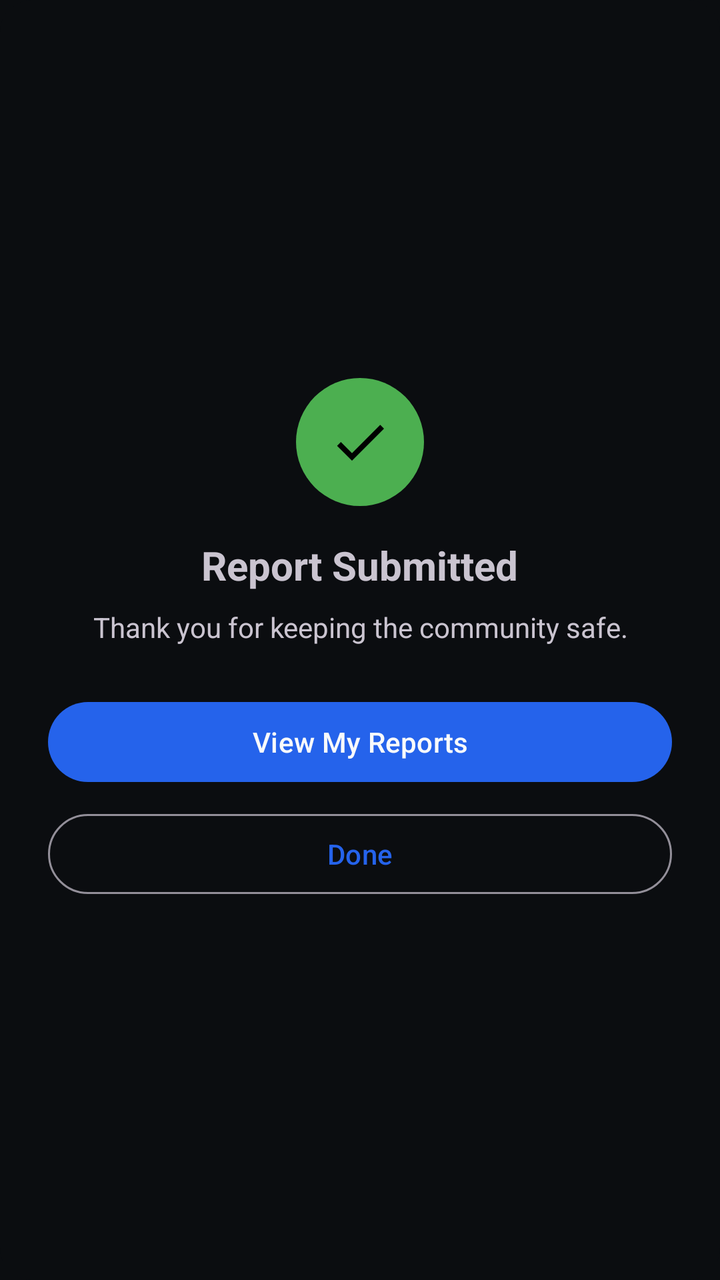
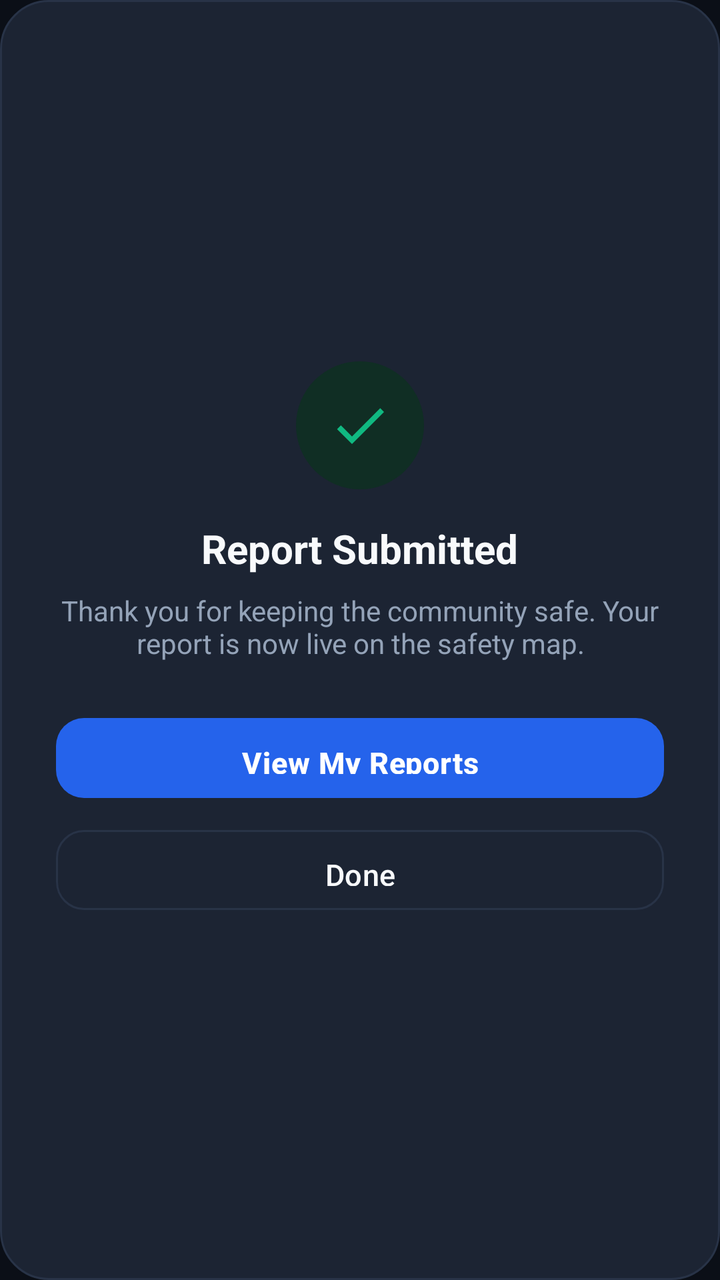

Compare the two renders of this Android layout. The source of the first and the diff that turns it into the second are given below.
<!-- AndroidManifest.xml: application theme Theme.RiskFreeRoutes -->
<!-- res/layout/dialog_report_success.xml -->
<?xml version="1.0" encoding="utf-8"?>
<LinearLayout
    xmlns:android="http://schemas.android.com/apk/res/android"
    android:layout_width="match_parent"
    android:layout_height="wrap_content"
    android:orientation="vertical"
    android:padding="24dp"
    android:gravity="center"
    android:background="@drawable/bg_dialog_rounded">

    <ImageView
        android:layout_width="64dp"
        android:layout_height="64dp"
        android:src="@drawable/ic_check"
        android:background="@drawable/bg_success_circle"
        android:padding="16dp"
        android:layout_marginBottom="16dp" />

    <TextView
        android:layout_width="wrap_content"
        android:layout_height="wrap_content"
        android:text="Report Submitted"
        android:textSize="20sp"
        android:textStyle="bold"
        android:layout_marginBottom="8dp" />

    <TextView
        android:layout_width="match_parent"
        android:layout_height="wrap_content"
        android:text="Thank you for keeping the community safe."
        android:gravity="center"
        android:layout_marginBottom="24dp" />

    <Button
        android:id="@+id/btn_dialog_view_reports"
        android:layout_width="match_parent"
        android:layout_height="wrap_content"
        android:text="View My Reports"
        android:layout_marginBottom="8dp" />

    <Button
        android:id="@+id/btn_dialog_done"
        android:layout_width="match_parent"
        android:layout_height="wrap_content"
        android:text="Done"
        style="?attr/materialButtonOutlinedStyle" />

</LinearLayout>
<!-- resources referenced by this layout -->
<resources>
  <!-- drawable bg_dialog_rounded (drawable) -->
  <?xml version="1.0" encoding="utf-8"?>
  <shape xmlns:android="http://schemas.android.com/apk/res/android">
      <solid android:color="?android:attr/colorBackground"/>
      <corners android:radius="16dp"/>
  </shape>
  <!-- drawable bg_success_circle (drawable) -->
  <?xml version="1.0" encoding="utf-8"?>
  <shape xmlns:android="http://schemas.android.com/apk/res/android" android:shape="oval">
      <solid android:color="#4CAF50"/>
  </shape>
  <style name="Theme.RiskFreeRoutes" parent="Theme.Material3.Dark.NoActionBar">
  
          
          <item name="colorPrimary">@color/primary_blue</item>
          <item name="colorPrimaryContainer">@color/primary_blue_light</item>
          <item name="colorOnPrimary">@color/text_primary</item>
  
          <item name="colorSecondary">@color/accent_blue</item>
          <item name="colorOnSecondary">@color/text_primary</item>
  
          <item name="colorTertiary">@color/danger_red</item>
          <item name="colorError">@color/danger_red</item>
  
          <item name="colorSurface">@color/glass_panel</item>
          <item name="colorOnSurface">@color/text_primary</item>
  
          <item name="android:colorBackground">@color/colorBackground</item>
  
          
          <item name="android:statusBarColor">@color/colorBackground</item>
          <item name="android:navigationBarColor">@color/colorBackground</item>
  
          
          <item name="shapeAppearanceSmallComponent">@style/ShapeAppearance.RiskFreeRoutes.SmallComponent</item>
          <item name="shapeAppearanceMediumComponent">@style/ShapeAppearance.RiskFreeRoutes.MediumComponent</item>
          <item name="shapeAppearanceLargeComponent">@style/ShapeAppearance.RiskFreeRoutes.LargeComponent</item>
  
      </style>
  <color name="primary_blue">#2563EB</color>
  <color name="primary_blue_light">#4F8CFF</color>
  <color name="text_primary">#F9FAFB</color>
  <color name="accent_blue">#8FB4FF</color>
  <color name="glass_panel">#991C2026</color>
  <color name="colorBackground">#0B0D10</color>
  <style name="ShapeAppearance.RiskFreeRoutes.MediumComponent" parent="ShapeAppearance.Material3.MediumComponent">
          <item name="cornerRadius">16dp</item>
      </style>
  <!-- unchanged entries left out for length: 4 -->
</resources>

<!-- the commit's change to res/layout/dialog_report_success.xml (unified diff, before → after) -->
@@ -1,20 +1,28 @@
 <?xml version="1.0" encoding="utf-8"?>
 <LinearLayout
     xmlns:android="http://schemas.android.com/apk/res/android"
+    xmlns:app="http://schemas.android.com/apk/res-auto"
     android:layout_width="match_parent"
     android:layout_height="wrap_content"
     android:orientation="vertical"
-    android:padding="24dp"
+    android:padding="28dp"
     android:gravity="center"
     android:background="@drawable/bg_dialog_rounded">
 
-    <ImageView
+    <FrameLayout
         android:layout_width="64dp"
         android:layout_height="64dp"
-        android:src="@drawable/ic_check"
-        android:background="@drawable/bg_success_circle"
-        android:padding="16dp"
-        android:layout_marginBottom="16dp" />
+        android:background="@drawable/shape_circle"
+        android:backgroundTint="@color/success_green_subtle"
+        android:layout_marginBottom="16dp">
+
+        <ImageView
+            android:layout_width="32dp"
+            android:layout_height="32dp"
+            android:layout_gravity="center"
+            android:src="@drawable/ic_check"
+            app:tint="@color/success_green" />
+    </FrameLayout>
 
     <TextView
         android:layout_width="wrap_content"
@@ -22,27 +30,31 @@
         android:text="Report Submitted"
         android:textSize="20sp"
         android:textStyle="bold"
+        android:textColor="@color/text_primary"
         android:layout_marginBottom="8dp" />
 
     <TextView
         android:layout_width="match_parent"
         android:layout_height="wrap_content"
-        android:text="Thank you for keeping the community safe."
+        android:text="Thank you for keeping the community safe. Your report is now live on the safety map."
+        android:textColor="@color/text_secondary"
+        android:textSize="14sp"
         android:gravity="center"
         android:layout_marginBottom="24dp" />
 
-    <Button
+    <com.google.android.material.button.MaterialButton
         android:id="@+id/btn_dialog_view_reports"
+        style="@style/Widget.RiskFreeRoutes.Button.Primary"
         android:layout_width="match_parent"
-        android:layout_height="wrap_content"
+        android:layout_height="48dp"
         android:text="View My Reports"
         android:layout_marginBottom="8dp" />
 
-    <Button
+    <com.google.android.material.button.MaterialButton
         android:id="@+id/btn_dialog_done"
+        style="@style/Widget.RiskFreeRoutes.Button.Outlined"
         android:layout_width="match_parent"
-        android:layout_height="wrap_content"
-        android:text="Done"
-        style="?attr/materialButtonOutlinedStyle" />
+        android:layout_height="48dp"
+        android:text="Done" />
 
 </LinearLayout>
<!-- resource entries referenced after the edit -->
@@ -1,37 +1,73 @@
 <!-- resources referenced by this layout -->
 <resources>
+  <color name="success_green">#10B981</color>
+  <color name="success_green_subtle">#102E24</color>
   <!-- drawable bg_dialog_rounded (drawable) -->
   <?xml version="1.0" encoding="utf-8"?>
-  <shape xmlns:android="http://schemas.android.com/apk/res/android">
-      <solid android:color="?android:attr/colorBackground"/>
-      <corners android:radius="16dp"/>
+  <shape xmlns:android="http://schemas.android.com/apk/res/android"
+      android:shape="rectangle">
+      <solid android:color="@color/colorSurfaceVariant" />
+      <corners android:radius="@dimen/card_corner_radius_lg" />
+      <stroke
+          android:width="1dp"
+          android:color="@color/colorSurfaceBorder" />
   </shape>
-  <!-- drawable bg_success_circle (drawable) -->
+  <!-- drawable shape_circle (drawable) -->
   <?xml version="1.0" encoding="utf-8"?>
-  <shape xmlns:android="http://schemas.android.com/apk/res/android" android:shape="oval">
-      <solid android:color="#4CAF50"/>
+  <shape xmlns:android="http://schemas.android.com/apk/res/android"
+      android:shape="oval">
+      
+      <solid android:color="#FFFFFF" />
   </shape>
+  <style name="Widget.RiskFreeRoutes.Button.Outlined" parent="Widget.Material3.Button.OutlinedButton">
+          <item name="strokeColor">@color/colorSurfaceBorder</item>
+          <item name="strokeWidth">1dp</item>
+          <item name="android:textColor">@color/text_primary</item>
+          <item name="cornerRadius">@dimen/button_corner_radius</item>
+          <item name="android:minHeight">@dimen/button_height</item>
+          <item name="android:paddingTop">12dp</item>
+          <item name="android:paddingBottom">12dp</item>
+          <item name="android:textSize">@dimen/button_text_size</item>
+      </style>
+  <style name="Widget.RiskFreeRoutes.Button.Primary" parent="Widget.Material3.Button">
+          <item name="backgroundTint">@color/primary_blue_dark</item>
+          <item name="android:textColor">@color/text_on_primary</item>
+          <item name="cornerRadius">@dimen/button_corner_radius</item>
+          <item name="android:minHeight">@dimen/button_height</item>
+          <item name="android:paddingTop">12dp</item>
+          <item name="android:paddingBottom">12dp</item>
+          <item name="android:textSize">@dimen/button_text_size</item>
+          <item name="android:textStyle">bold</item>
+          <item name="android:letterSpacing">0.02</item>
+          <item name="elevation">2dp</item>
+      </style>
   <style name="Theme.RiskFreeRoutes" parent="Theme.Material3.Dark.NoActionBar">
   
           
           <item name="colorPrimary">@color/primary_blue</item>
-          <item name="colorPrimaryContainer">@color/primary_blue_light</item>
-          <item name="colorOnPrimary">@color/text_primary</item>
+          <item name="colorPrimaryContainer">@color/primary_blue_dark</item>
+          <item name="colorOnPrimary">@color/text_on_primary</item>
   
           <item name="colorSecondary">@color/accent_blue</item>
-          <item name="colorOnSecondary">@color/text_primary</item>
+          <item name="colorSecondaryContainer">@color/primary_blue_subtle</item>
+          <item name="colorOnSecondary">@color/colorBackground</item>
   
-          <item name="colorTertiary">@color/danger_red</item>
+          <item name="colorTertiary">@color/warning_amber</item>
           <item name="colorError">@color/danger_red</item>
+          <item name="colorOnError">@color/text_on_primary</item>
   
-          <item name="colorSurface">@color/glass_panel</item>
+          <item name="colorSurface">@color/colorSurface</item>
+          <item name="colorSurfaceVariant">@color/colorSurfaceVariant</item>
           <item name="colorOnSurface">@color/text_primary</item>
+          <item name="colorOnSurfaceVariant">@color/text_secondary</item>
   
           <item name="android:colorBackground">@color/colorBackground</item>
   
           
           <item name="android:statusBarColor">@color/colorBackground</item>
           <item name="android:navigationBarColor">@color/colorBackground</item>
+          <item name="android:windowLightStatusBar">false</item>
+          <item name="android:windowLightNavigationBar">false</item>
   
           
           <item name="shapeAppearanceSmallComponent">@style/ShapeAppearance.RiskFreeRoutes.SmallComponent</item>
@@ -39,14 +75,24 @@
           <item name="shapeAppearanceLargeComponent">@style/ShapeAppearance.RiskFreeRoutes.LargeComponent</item>
   
       </style>
-  <color name="primary_blue">#2563EB</color>
-  <color name="primary_blue_light">#4F8CFF</color>
-  <color name="text_primary">#F9FAFB</color>
-  <color name="accent_blue">#8FB4FF</color>
-  <color name="glass_panel">#991C2026</color>
-  <color name="colorBackground">#0B0D10</color>
+  <color name="colorSurfaceVariant">#1C2433</color>
+  <dimen name="card_corner_radius_lg">24dp</dimen>
+  <color name="colorSurfaceBorder">#283347</color>
+  <dimen name="button_corner_radius">14dp</dimen>
+  <dimen name="button_height">52dp</dimen>
+  <dimen name="button_text_size">15sp</dimen>
+  <color name="primary_blue_dark">#2563EB</color>
+  <color name="text_on_primary">#FFFFFF</color>
+  <color name="primary_blue">#3B82F6</color>
+  <color name="text_primary">#F8FAFC</color>
+  <color name="text_secondary">#94A3B8</color>
+  <color name="accent_blue">#93C5FD</color>
+  <color name="primary_blue_subtle">#1E2C44</color>
+  <color name="colorBackground">#0B0F17</color>
+  <color name="warning_amber">#F59E0B</color>
+  <color name="colorSurface">#141A24</color>
   <style name="ShapeAppearance.RiskFreeRoutes.MediumComponent" parent="ShapeAppearance.Material3.MediumComponent">
-          <item name="cornerRadius">16dp</item>
+          <item name="cornerRadius">18dp</item>
       </style>
   <!-- unchanged entries left out for length: 4 -->
 </resources>
